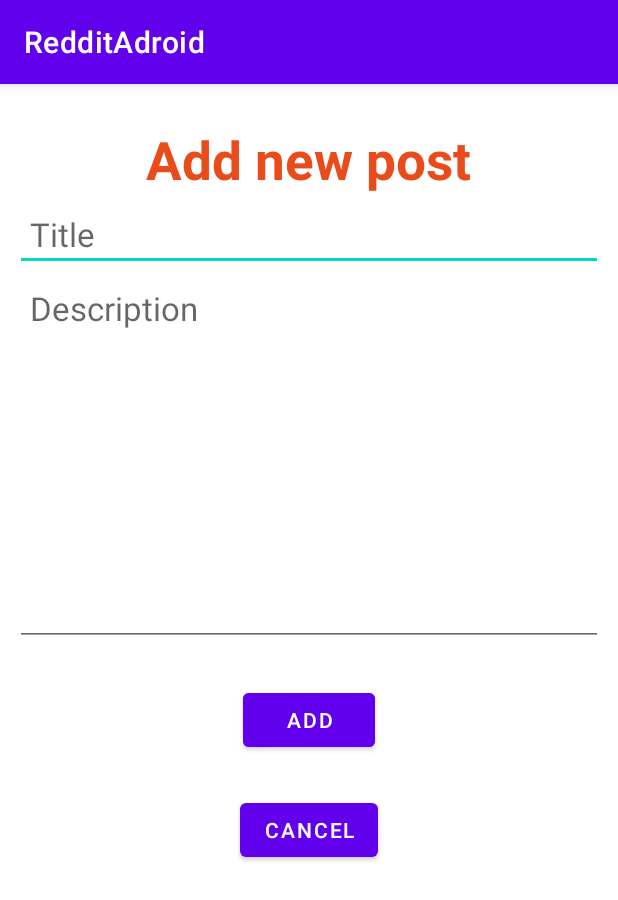
After one commit to bukvic6/Reddit-clone-Android, an Android app: the AddActivity screen opened directly, with no data from a screen before it, on a phone screen of 412 x 824 dp. The commit adds this screen. Shown: the top 900 px of the screen. Run offline under Robolectric (Android 15) with nearby library versions, the phone set to English and light mode, and no system bars; our stand-ins replace Firebase (no records; nobody signed in at launch, a user with empty details on screens opened directly).

Commit message:
create post

```diff
--- a/app/src/main/AndroidManifest.xml
+++ b/app/src/main/AndroidManifest.xml
@@ -16,6 +16,9 @@
             android:name=".Signup_Form"
             android:exported="false" />
         <activity
+            android:name=".AddActivity"
+            android:exported="false" />
+        <activity
             android:name=".MainActivity"
             android:exported="true" >
             <intent-filter>
--- /dev/null
+++ b/app/src/main/java/com/example/redditadroid/AddActivity.java
@@ -0,0 +1,93 @@
+package com.example.redditadroid;
+
+import android.content.Intent;
+import android.os.Bundle;
+import android.view.View;
+import android.view.WindowManager;
+import android.widget.Button;
+import android.widget.EditText;
+import android.widget.Toast;
+
+import androidx.annotation.NonNull;
+import androidx.appcompat.app.AppCompatActivity;
+
+import com.example.redditadroid.model.Post;
+import com.google.firebase.auth.FirebaseAuth;
+import com.google.firebase.auth.FirebaseUser;
+import com.google.firebase.database.DataSnapshot;
+import com.google.firebase.database.DatabaseError;
+import com.google.firebase.database.DatabaseReference;
+import com.google.firebase.database.FirebaseDatabase;
+import com.google.firebase.database.ValueEventListener;
+
+public class AddActivity extends AppCompatActivity {
+    private FirebaseDatabase db = FirebaseDatabase.getInstance();
+    DatabaseReference databaseReference  = db.getReference("Posts");
+    private EditText titleF,textF;
+    @Override
+    protected void onCreate(Bundle savedInstanceState){
+        super.onCreate(savedInstanceState);
+        setContentView(R.layout.activity_add);
+        titleF = findViewById(R.id.titlePost);
+        textF = findViewById(R.id.textPost);
+        FirebaseAuth auth = FirebaseAuth.getInstance();
+        FirebaseUser currentUser = auth.getCurrentUser();
+        String user = currentUser.getUid();
+
+        Button btnAdd = findViewById(R.id.btnAdd);
+
+
+
+        btnAdd.setOnClickListener(new View.OnClickListener() {
+            @Override
+            public void onClick(View v) {
+
+
+                String title = titleF.getText().toString();
+                String text = textF.getText().toString();
+                if (title.isEmpty() || text.isEmpty()) {
+                    Toast.makeText(AddActivity.this, "Please fill all fields", Toast.LENGTH_LONG).show();
+                    return;
+                }
+                if(title.length() < 3){
+                    Toast.makeText(AddActivity.this, "Title must be minimum 8 characters", Toast.LENGTH_LONG).show();
+                    return;
+                }
+                if(text.length() < 3){
+                    Toast.makeText(AddActivity.this, "Title must be minimum 8 characters", Toast.LENGTH_LONG).show();
+                    return;
+                }
+                Post post = new Post(title,text,user);
+                databaseReference.addValueEventListener(new ValueEventListener() {
+                    @Override
+                    public void onDataChange(@NonNull DataSnapshot snapshot) {
+                        databaseReference.child(post.getText()).setValue(post);
+                        Toast.makeText(AddActivity.this, "Post added..", Toast.LENGTH_SHORT).show();
+                        startActivity(new Intent(AddActivity.this,MainActivity.class));
+                    }
+
+                    @Override
+                    public void onCancelled(@NonNull DatabaseError error) {
+                        Toast.makeText(AddActivity.this, "Fail to add Course..", Toast.LENGTH_SHORT).show();
+
+                    }
+                });
+            }
+        });
+        Button btnBa = findViewById(R.id.btnBack);
+        btnBa.setOnClickListener(new View.OnClickListener() {
+            @Override
+            public void onClick(View v) {
+                switchToHome();
+            }
+        });
+    }
+
+    private void switchToHome(){
+        Intent intent = new Intent(this, MainActivity.class);
+        startActivity(intent);
+        finish();
+
+    }
+
+}
--- a/app/src/main/java/com/example/redditadroid/PostAdapter.java
+++ b/app/src/main/java/com/example/redditadroid/PostAdapter.java
@@ -22,10 +22,6 @@ public class PostAdapter extends RecyclerView.Adapter<PostAdapter.PostViewHolder
         this.context = context;
         this.list = list;
     }
-
-//    public PostAdapter(ArrayList<Post> list) {
-//    }
-
     @NonNull
     @Override
     public PostViewHolder onCreateViewHolder(@NonNull ViewGroup parent, int viewType) {
--- a/app/src/main/java/com/example/redditadroid/Signup_Form.java
+++ b/app/src/main/java/com/example/redditadroid/Signup_Form.java
@@ -60,6 +60,11 @@ public class Signup_Form extends AppCompatActivity {
             Toast.makeText(this, "Please fill all fields", Toast.LENGTH_LONG).show();
             return;
         }
+
+        if (password.length() < 8){
+            Toast.makeText(this, "Password must be minimum 8 characters", Toast.LENGTH_LONG).show();
+            return;
+        }
         auth.createUserWithEmailAndPassword(email, password)
                 .addOnCompleteListener(this, new OnCompleteListener<AuthResult>() {
             @Override
--- /dev/null
+++ b/app/src/main/res/layout/activity_add.xml
@@ -0,0 +1,68 @@
+<?xml version="1.0" encoding="utf-8"?>
+<LinearLayout
+    xmlns:android="http://schemas.android.com/apk/res/android"
+    xmlns:tools="http://schemas.android.com/tools"
+    android:layout_width="match_parent"
+    android:layout_height="match_parent"
+    android:orientation="vertical"
+    android:gravity="center_horizontal"
+    tools:context=".AddActivity">
+
+    <TextView
+        android:layout_width="wrap_content"
+        android:layout_height="50dp"
+        android:id="@+id/signuptitle"
+        android:text="Add new post"
+        android:textSize="35dp"
+        android:textStyle="bold"
+        android:layout_marginTop="25dp"
+        android:gravity="center"
+        android:textColor="#E94B1B"/>
+
+
+
+    <EditText
+        android:id="@+id/titlePost"
+        android:layout_width="match_parent"
+        android:layout_height="wrap_content"
+        android:padding="10dp"
+        android:inputType="text"
+        android:layout_marginLeft="10dp"
+        android:layout_marginRight="10dp"
+        android:hint="Title"
+
+        android:textAppearance="@style/TextAppearance.AppCompat.Large" />
+
+
+    <EditText
+        android:id="@+id/textPost"
+        android:layout_width="match_parent"
+        android:layout_height="wrap_content"
+        android:padding="10dp"
+        android:inputType="text"
+        android:layout_marginLeft="10dp"
+        android:layout_marginRight="10dp"
+        android:hint="Description"
+        android:minHeight="250dp"
+        android:gravity="start"
+
+        android:textAppearance="@style/TextAppearance.AppCompat.Large" />
+
+    <Button
+        android:id="@+id/btnAdd"
+        android:layout_width="wrap_content"
+        android:layout_height="wrap_content"
+        android:layout_marginTop="25dp"
+        android:text="@string/add"
+        android:backgroundTint="@color/design_default_color_primary"
+        />
+    <Button
+        android:id="@+id/btnBack"
+        android:layout_width="wrap_content"
+        android:layout_height="wrap_content"
+        android:layout_marginTop="25dp"
+        android:text="@string/cancel"
+        />
+
+
+</LinearLayout>
--- a/app/src/main/res/values/strings.xml
+++ b/app/src/main/res/values/strings.xml
@@ -7,6 +7,7 @@
     <string name="email">Email</string>
     <string name="top">TOP</string>
     <string name="newp">NEW</string>
+    <string name="cancel">cancel</string>
     <string name="page_title">REDDIT</string>
     <string name="add">add</string>
     <string name="lorem">It is a long established fact that a reader will be distracted
```
Also changed, not shown: app/src/main/java/com/example/redditadroid/MainActivity.java (+8 -4 lines), app/src/main/java/com/example/redditadroid/model/Post.java (+10 -2 lines), app/src/main/res/drawable/add.xml (added, +10 -0 lines), app/src/main/res/layout/activity_main.xml (+9 -6 lines), app/src/main/res/layout/post.xml (+12 -19 lines), 1 other file.
